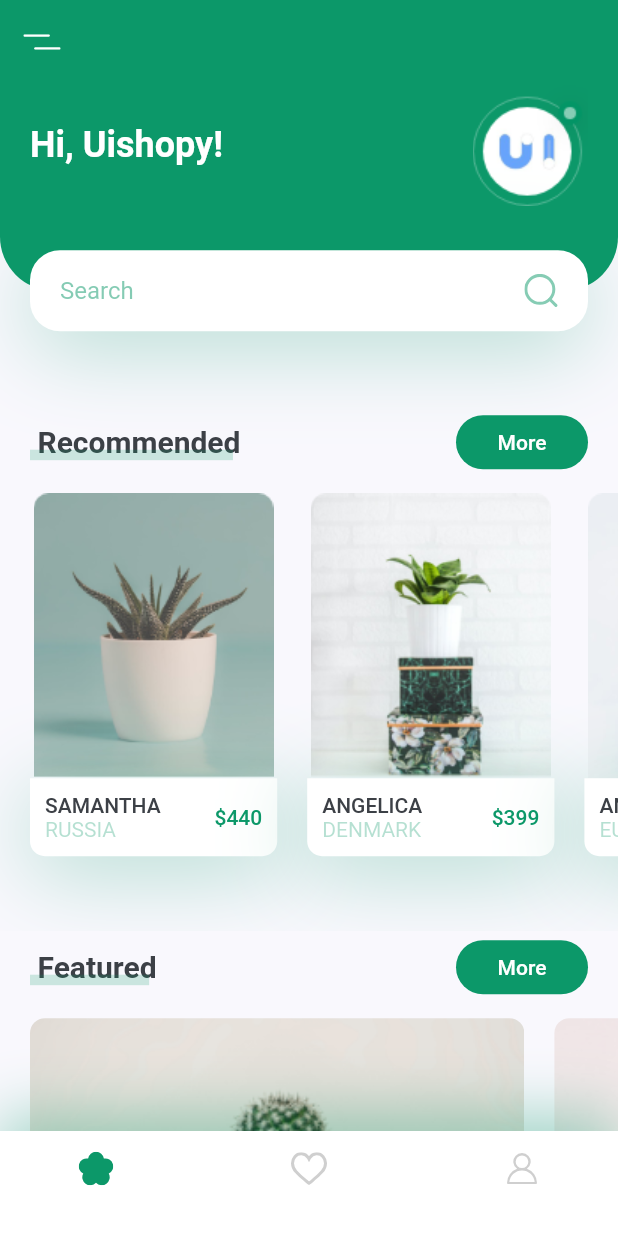
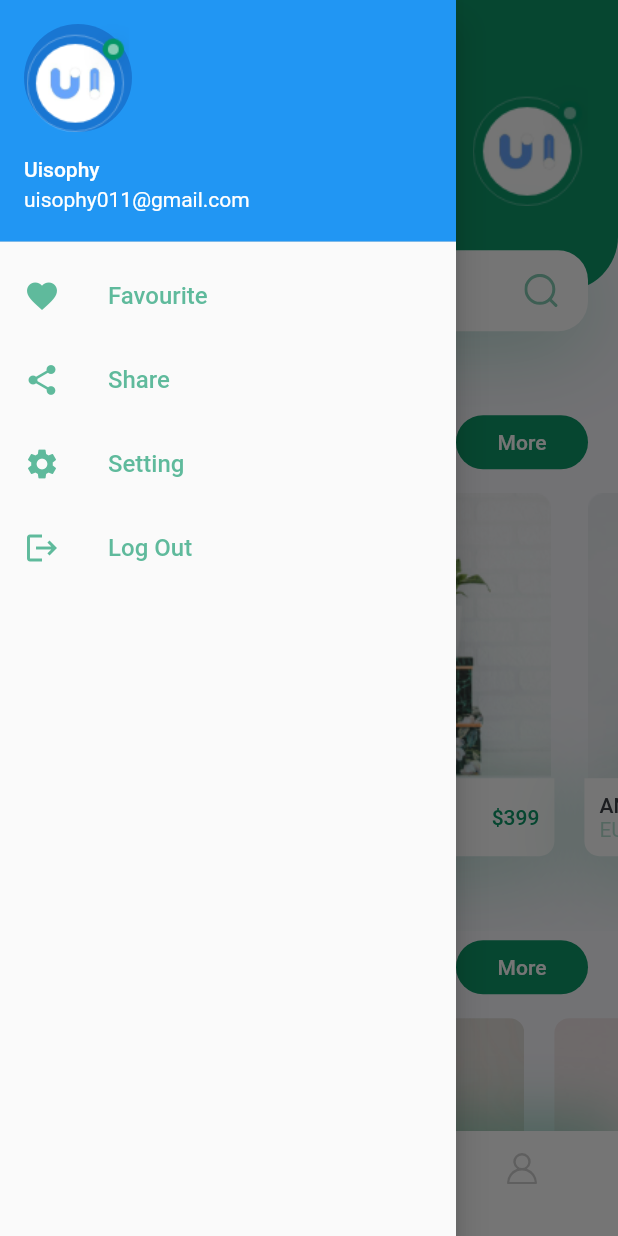
Before and after one commit to VishalChauhan011/plant_app, a Flutter app: the screen it shows after launch, with the side drawer open (before the commit the screen has no drawer), on a phone screen of 412 x 824 dp. Run offline on Flutter 3.47's test engine with Material 2 defaults, Android fonts, the phone set to English and light mode, and no system bars; our stand-ins replace flutter_svg.

Commit message:
Side Drawer

```diff
--- a/lib/Screens/Home Screen/home_screen.dart
+++ b/lib/Screens/Home Screen/home_screen.dart
@@ -1,9 +1,11 @@
+
 import 'package:flutter/material.dart';
 import 'package:flutter_svg/svg.dart';
 import 'package:plant_app/Screens/Home%20Screen/home_screen_body.dart';
 import 'package:plant_app/Components/constants.dart';
 
 import '../../Components/bottom_nav_bar.dart';
+import '../side_menu.dart';
 
 class HomeScreen extends StatelessWidget {
   const HomeScreen({Key? key}) : super(key: key);
@@ -11,22 +13,21 @@ class HomeScreen extends StatelessWidget {
   @override
   Widget build(BuildContext context) {
     return Scaffold(
-      appBar: buildAppBar(),
+      appBar: AppBar(
+        backgroundColor: kPrimaryColor,
+        elevation: 0,
+        leading: Builder(
+          builder: (BuildContext context){
+            return IconButton(
+              icon: SvgPicture.asset('assets/svg/menu.svg'),
+              onPressed: () => Scaffold.of(context).openDrawer(),
+            );
+          },
+        ),
+      ),
+      drawer: const SideMenu(),
       body: const Body(),
       bottomNavigationBar: const MyBottomNavBar(),
     );
   }
 }
-
-
-
-AppBar buildAppBar() {
-  return AppBar(
-    backgroundColor: kPrimaryColor,
-    elevation: 0,
-    leading: IconButton(
-      onPressed: () {},
-      icon: SvgPicture.asset('assets/svg/menu.svg'),
-    ),
-  );
-}
--- /dev/null
+++ b/lib/Screens/side_menu.dart
@@ -0,0 +1,84 @@
+import 'package:flutter/material.dart';
+import 'package:plant_app/Components/constants.dart';
+
+class SideMenu extends StatelessWidget {
+  const SideMenu({Key? key}) : super(key: key);
+
+  @override
+  Widget build(BuildContext context) {
+    return Drawer(
+      //backgroundColor: kPrimaryColor.withOpacity(0.2),
+      elevation: 10,
+      child: ListView(
+        children: [
+          UserAccountsDrawerHeader(
+            accountName: const Text('Uisophy'),
+            accountEmail: const Text('uisophy011@gmail.com'),
+            currentAccountPicture: CircleAvatar(
+              child: Image.asset(
+                'assets/images/logo.png',
+                fit: BoxFit.cover,
+              ),
+            ),
+          ),
+          ListTile(
+            leading: Icon(
+              Icons.favorite,
+              color: kPrimaryColor.withOpacity(0.65),
+            ),
+            title:  Text(
+              'Favourite',
+              style: TextStyle(
+                color: kPrimaryColor.withOpacity(0.65),
+                fontSize: 16,
+              ),
+            ),
+            onTap: () {},
+          ),
+          ListTile(
+            leading: Icon(
+              Icons.share,
+              color: kPrimaryColor.withOpacity(0.65),
+            ),
+            title:  Text(
+              'Share',
+              style: TextStyle(
+                color: kPrimaryColor.withOpacity(0.65),
+                fontSize: 16,
+              ),
+            ),
+            onTap: () {},
+          ),
+          ListTile(
+            leading: Icon(
+              Icons.settings,
+              color: kPrimaryColor.withOpacity(0.65),
+            ),
+            title:  Text(
+              'Setting',
+              style: TextStyle(
+                color: kPrimaryColor.withOpacity(0.65),
+                fontSize: 16,
+              ),
+            ),
+            onTap: () {},
+          ),
+          ListTile(
+            leading: Icon(
+              Icons.logout,
+              color: kPrimaryColor.withOpacity(0.65),
+            ),
+            title:  Text(
+              'Log Out',
+              style: TextStyle(
+                color: kPrimaryColor.withOpacity(0.65),
+                fontSize: 16,
+              ),
+            ),
+            onTap: () {},
+          ),
+        ],
+      ),
+    );
+  }
+}
```
